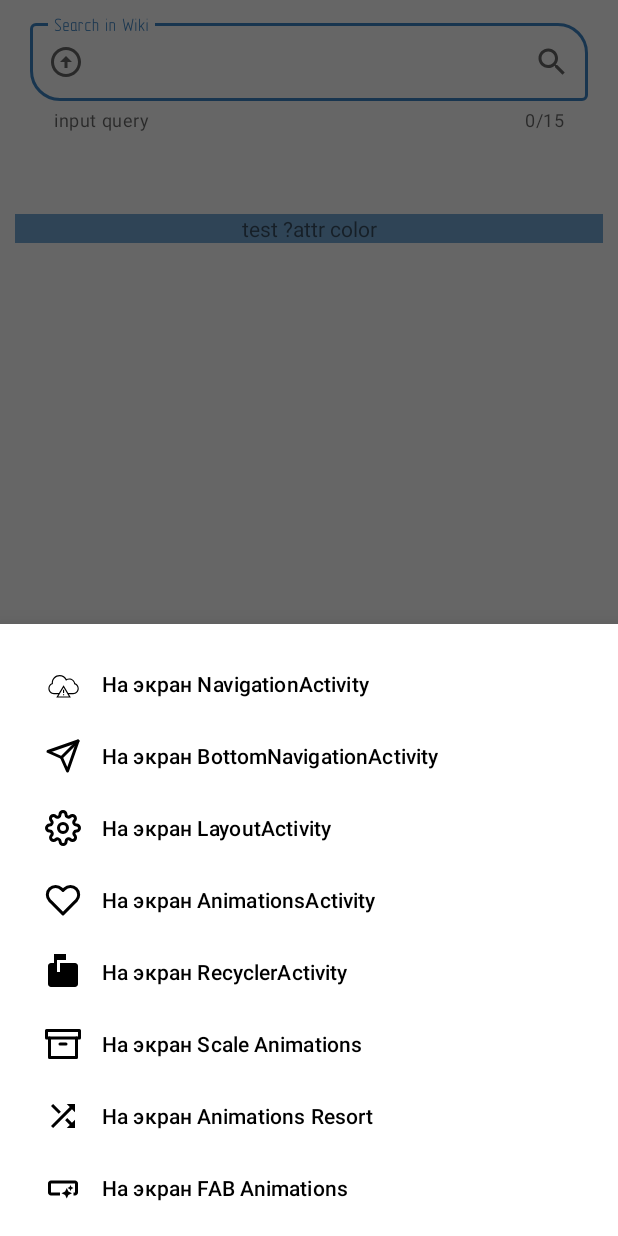
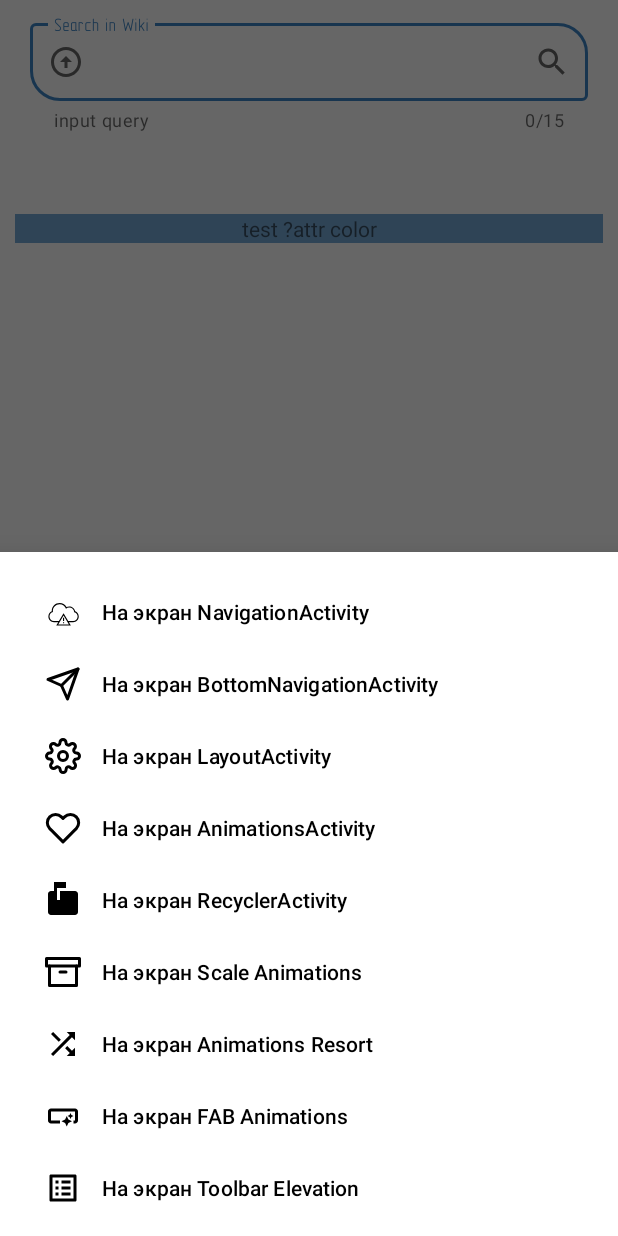
Before and after one commit to vikzak/MaterialDesignMay, an Android app: the fragment BottomNavigationDrawerFragment placed in its activity, on a phone screen of 412 x 824 dp. Run offline under Robolectric (Android 15) with nearby library versions, the phone set to English and light mode, and no system bars; pictures from the network do not load; Roboto replaces fonts that are not available here; 1 statement that could not run was skipped.

Commit message:
ДЗ№5 7) Анимация появления тени через toolbar_elevation

```diff
--- a/app/src/main/AndroidManifest.xml
+++ b/app/src/main/AndroidManifest.xml
@@ -46,6 +46,9 @@
         <activity android:name=".view.layout_maket.animations.AnimationActivityFabRotation"
             android:exported="true">
         </activity>
+        <activity android:name=".view.layout_maket.animations.AnimationActivityElevation"
+            android:exported="true">
+        </activity>
 
     </application>
 
--- a/app/src/main/java/com/example/materialdesign/view/ui/BottomNavigationDrawerFragment.kt
+++ b/app/src/main/java/com/example/materialdesign/view/ui/BottomNavigationDrawerFragment.kt
@@ -57,6 +57,9 @@ class BottomNavigationDrawerFragment: BottomSheetDialogFragment() {
                 R.id.navigation_eight -> {
                     startActivity(Intent(requireContext(), AnimationActivityFabRotation::class.java))
                 }
+                R.id.navigation_nine -> {
+                    startActivity(Intent(requireContext(), AnimationActivityElevation::class.java))
+                }
             }
             true
         }
--- /dev/null
+++ b/app/src/main/res/drawable/ic_baseline_list_alt_24.xml
@@ -0,0 +1,5 @@
+<vector android:height="24dp" android:tint="#FFFFFF"
+    android:viewportHeight="24" android:viewportWidth="24"
+    android:width="24dp" xmlns:android="http://schemas.android.com/apk/res/android">
+    <path android:fillColor="@android:color/white" android:pathData="M19,5v14L5,19L5,5h14m1.1,-2L3.9,3c-0.5,0 -0.9,0.4 -0.9,0.9v16.2c0,0.4 0.4,0.9 0.9,0.9h16.2c0.4,0 0.9,-0.5 0.9,-0.9L21,3.9c0,-0.5 -0.5,-0.9 -0.9,-0.9zM11,7h6v2h-6L11,7zM11,11h6v2h-6v-2zM11,15h6v2h-6zM7,7h2v2L7,9zM7,11h2v2L7,13zM7,15h2v2L7,17z"/>
+</vector>
--- a/app/src/main/res/menu/menu_bottom_navigation.xml
+++ b/app/src/main/res/menu/menu_bottom_navigation.xml
@@ -39,6 +39,10 @@
             android:id="@+id/navigation_eight"
             android:icon="@drawable/ic_baseline_smart_button_24"
             android:title="@string/title_navigation_eight" />
+        <item
+            android:id="@+id/navigation_nine"
+            android:icon="@drawable/ic_baseline_list_alt_24"
+            android:title="@string/title_navigation_nine" />
 
     </group>
 
--- a/app/src/main/res/values/strings.xml
+++ b/app/src/main/res/values/strings.xml
@@ -52,6 +52,8 @@
     <string name="text_ACB_path">click me</string>
     <string name="title_navigation_seven">На экран Animations Resort</string>
     <string name="title_navigation_eight">На экран FAB Animations</string>
+    <string name="title_navigation_nine">На экран Toolbar Elevation</string>
+    <string name="animation_toolbar_elevation">Toolbar Elevation animation</string>
 
 
 </resources>
```
Also changed, not shown: app/src/main/java/com/example/materialdesign/view/layout_maket/animations/AnimationActivityElevation.kt (added, +41 -0 lines), app/src/main/res/layout/activity_animation_elevation.xml (added, +58 -0 lines).
